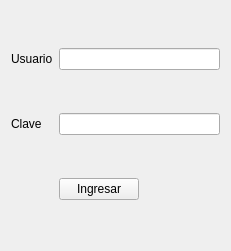
Above: Ejercicio_11/login.ui from Francoborsotti/POO before the change. Below: the same form after it.
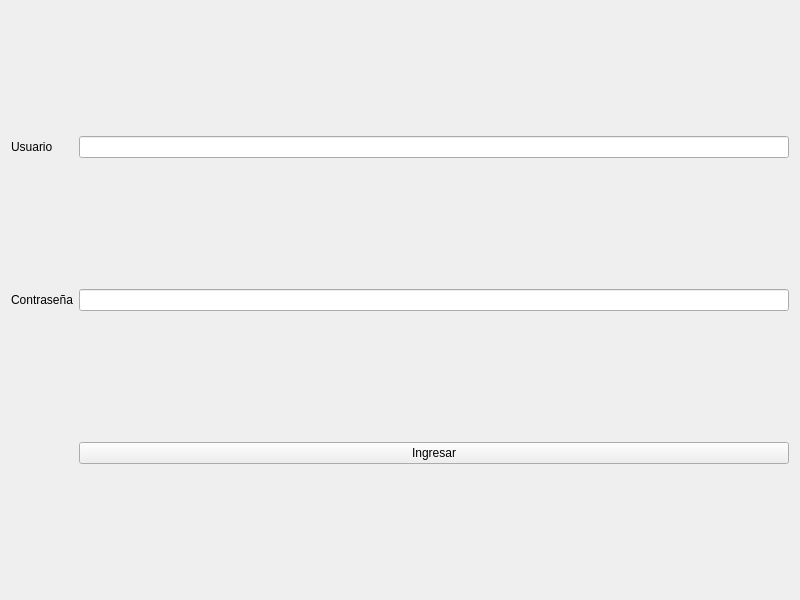
That is the form after the change.

Patch:
```diff
--- a/Ejercicio_11/login.ui
+++ b/Ejercicio_11/login.ui
@@ -6,8 +6,8 @@
    <rect>
     <x>0</x>
     <y>0</y>
-    <width>231</width>
-    <height>251</height>
+    <width>800</width>
+    <height>600</height>
    </rect>
   </property>
   <property name="windowTitle">
@@ -21,43 +21,30 @@
      </property>
     </widget>
    </item>
-   <item row="0" column="2" colspan="3">
+   <item row="0" column="1">
     <widget class="QLineEdit" name="leUsuario"/>
    </item>
-   <item row="1" column="2" colspan="3">
-    <widget class="QLineEdit" name="leClave">
+   <item row="1" column="0">
+    <widget class="QLabel" name="lContrasena">
+     <property name="text">
+      <string>Contraseña</string>
+     </property>
+    </widget>
+   </item>
+   <item row="1" column="1">
+    <widget class="QLineEdit" name="leContrasena">
      <property name="echoMode">
       <enum>QLineEdit::EchoMode::Password</enum>
      </property>
     </widget>
    </item>
-   <item row="1" column="0">
-    <widget class="QLabel" name="lClave">
-     <property name="text">
-      <string>Clave</string>
-     </property>
-    </widget>
-   </item>
-   <item row="2" column="2">
+   <item row="2" column="1">
     <widget class="QPushButton" name="pbIngresar">
      <property name="text">
       <string>Ingresar</string>
      </property>
     </widget>
    </item>
-   <item row="2" column="3">
-    <spacer name="horizontalSpacer">
-     <property name="orientation">
-      <enum>Qt::Orientation::Horizontal</enum>
-     </property>
-     <property name="sizeHint" stdset="0">
-      <size>
-       <width>40</width>
-       <height>20</height>
-      </size>
-     </property>
-    </spacer>
-   </item>
   </layout>
  </widget>
  <resources/>
```
